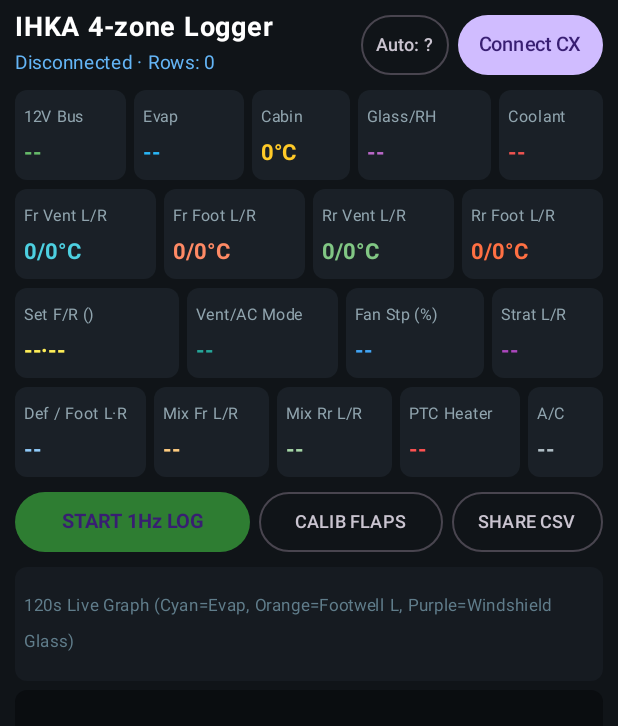
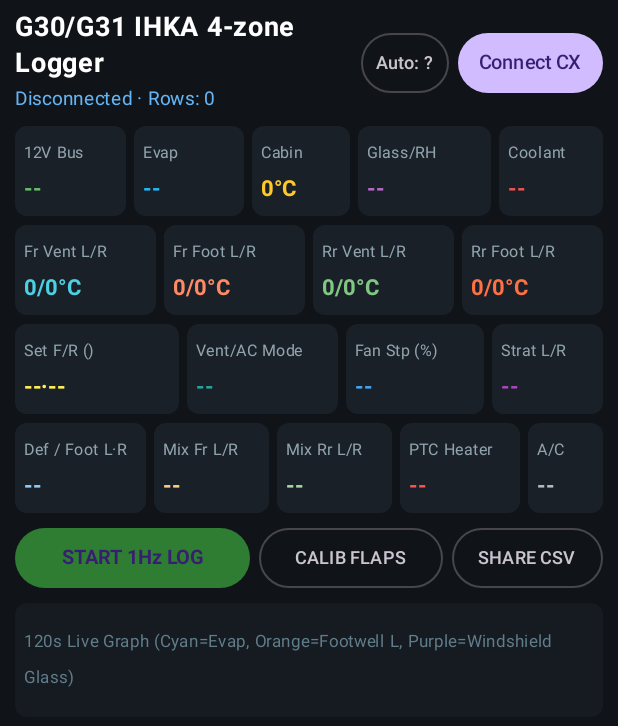
Before and after one commit to JanKalin/G31-IHKA-Logger, an Android app built with Jetpack Compose: the screen it shows after launch (MainActivity), on a phone screen of 412 x 824 dp. Shown: the top 726 px of the screen. Run offline under Robolectric (Android 15) with nearby library versions, the phone set to English and light mode, and no system bars.

Commit message:
Restore G30/G31 in in-app title and README
Only the launcher label stays "IHKA Logger".

```diff
--- a/app/src/main/java/si/kalin/ihkalogger/MainActivity.kt
+++ b/app/src/main/java/si/kalin/ihkalogger/MainActivity.kt
@@ -711,7 +711,7 @@ fun IhkaCockpitScreen(vm: IhkaViewModel = viewModel()) {
             verticalAlignment = Alignment.CenterVertically
         ) {
             Column(modifier = Modifier.weight(1f)) {
-                Text("IHKA ${state.zones}-zone Logger", fontSize = 18.sp, fontWeight = FontWeight.Bold, color = Color.White)
+                Text("G30/G31 IHKA ${state.zones}-zone Logger", fontSize = 18.sp, fontWeight = FontWeight.Bold, color = Color.White)
                 Text("${state.connStatus} · Rows: ${state.sampleCount}", fontSize = 12.5.sp, color = Color(0xFF64B5F6))
             }
             ZoneModeSelector(state, onSelect = vm::setZoneMode)
```
Also changed, not shown: 1 other file.
